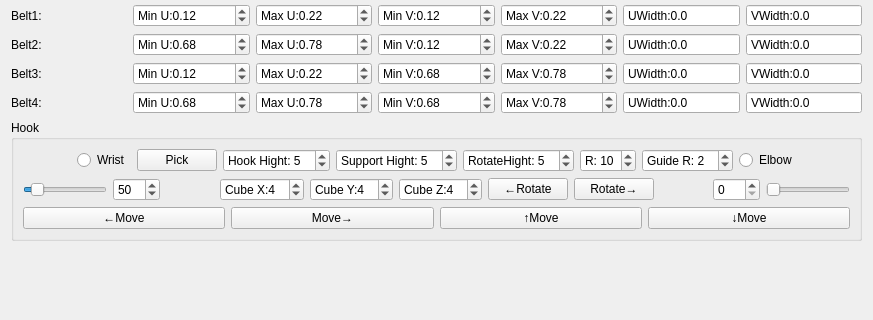
lihouxing-sjtu/SurfBuilder, file SurfaceFormWidget.ui: the form before one commit; both pictures show x 0 to 873 and y 180 to 500 of the 873 by 640 pixel window.
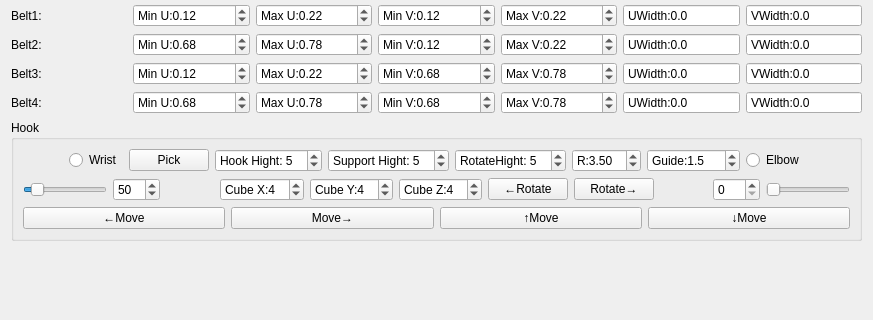
The form after the commit.

Commit message: add guide shape and adjust the hinge parameter

The edit to the form file:
```diff
--- a/SurfaceFormWidget.ui
+++ b/SurfaceFormWidget.ui
@@ -860,22 +860,31 @@
          </widget>
         </item>
         <item>
-         <widget class="QSpinBox" name="HookRadiusSpinBox">
+         <widget class="QDoubleSpinBox" name="HookRadiusDoubleSpinBox">
           <property name="prefix">
-           <string>R: </string>
+           <string>R:</string>
+          </property>
+          <property name="singleStep">
+           <double>0.500000000000000</double>
           </property>
           <property name="value">
-           <number>10</number>
+           <double>3.500000000000000</double>
           </property>
          </widget>
         </item>
         <item>
-         <widget class="QSpinBox" name="HookGuideRadiusSpinBox">
+         <widget class="QDoubleSpinBox" name="HookGuideRadiusDoubleSpinBox">
           <property name="prefix">
-           <string>Guide R: </string>
+           <string>Guide:</string>
+          </property>
+          <property name="decimals">
+           <number>1</number>
+          </property>
+          <property name="singleStep">
+           <double>0.500000000000000</double>
           </property>
           <property name="value">
-           <number>2</number>
+           <double>1.500000000000000</double>
           </property>
          </widget>
         </item>
```
The commit also changes 5 other files.
